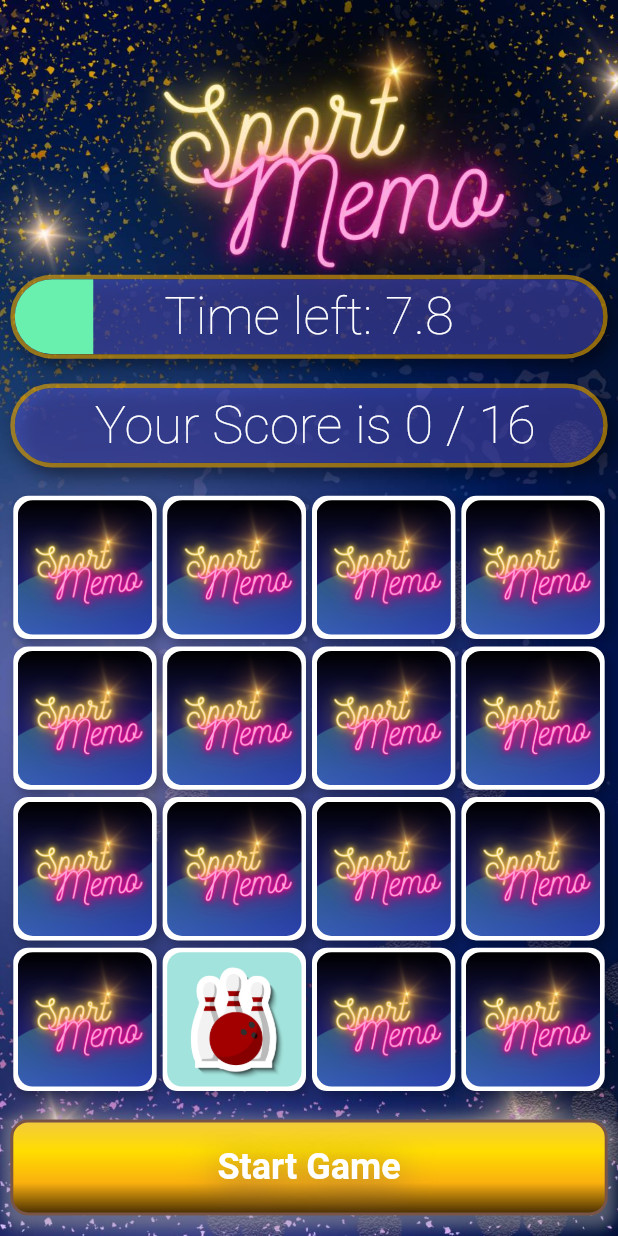
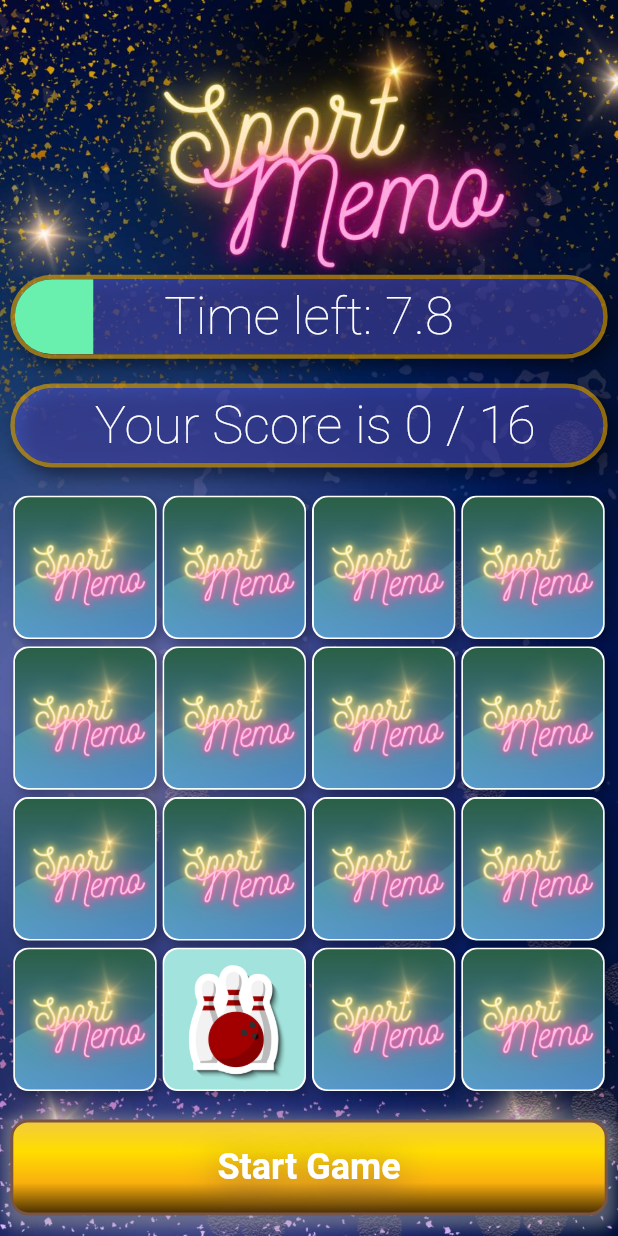
Before and after one commit to nikiforov5000/flip-cards-memory-game, a Flutter app: the screen it shows after launch, item 2 of the bottom bar chosen, on a phone screen of 412 x 824 dp. Run offline on Flutter 3.47's test engine with Material 2 defaults, Android fonts, the light colour scheme and no system bars.

Commit message:
final layout

```diff
--- a/lib/screens/game_screen.dart
+++ b/lib/screens/game_screen.dart
@@ -42,9 +42,7 @@ class _GameScreenState extends State<GameScreen> {
             height: height / 50,
           ),
           Expanded(
-            child: Container(
-              child: CardsGrid(),
-            ),
+            child: CardsGrid(),
           ),
           SizedBox(
             height: height / 50,
--- a/lib/widgets/flipping_card_widget.dart
+++ b/lib/widgets/flipping_card_widget.dart
@@ -23,38 +23,31 @@ class FlippingCardWidget extends StatelessWidget {
           color: Colors.white,
           borderRadius: BorderRadius.circular(10),
         ),
-        child: card.isFlipped ? getFace() : getBack(),
-      ),
-    );
-  }
-
-  Widget getFace() {
-    return Container(
         child: Padding(
-        padding: const EdgeInsets.all(3.0),
+          padding: EdgeInsets.all(1),
           child: ClipRRect(
             borderRadius: BorderRadius.circular(10),
-          child: Image.asset(
-            card.imagePath,
-            fit: BoxFit.fitWidth,
+            child: card.isFlipped ? getFace() : getBack(),
           ),
         ),
       ),
     );
   }
 
+  Widget getFace() {
+    return Image.asset(
+      card.imagePath,
+      fit: BoxFit.fitWidth,
+    );
+  }
+
   Widget getBack() {
-    return Container(
-      child: Padding(
-        padding: const EdgeInsets.all(3.0),
-        child: ClipRRect(
-          borderRadius: BorderRadius.circular(10),
+    return ColorFiltered(
+      colorFilter: ColorFilter.mode(Colors.greenAccent.withOpacity(0.4), BlendMode.screen),
       child: Image.asset(
         'assets/images/cards/back/back.png',
         fit: BoxFit.fitWidth,
       ),
-        ),
-      ),
     );
   }
 }
```
Lines whose indentation alone changed are shown as unchanged.
